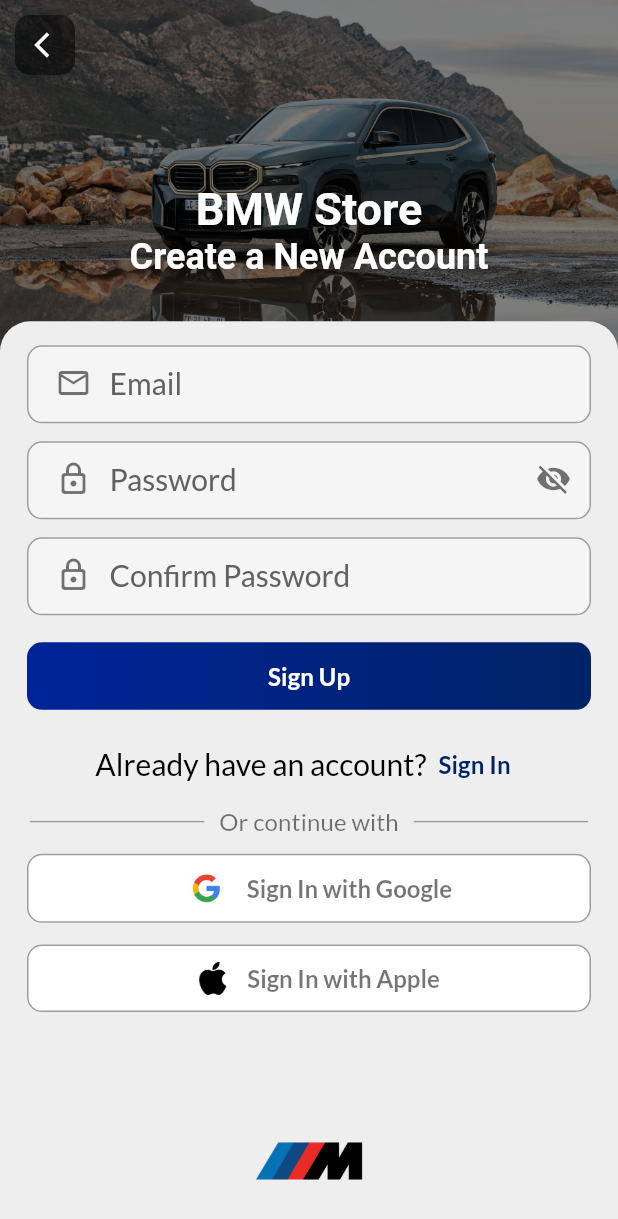
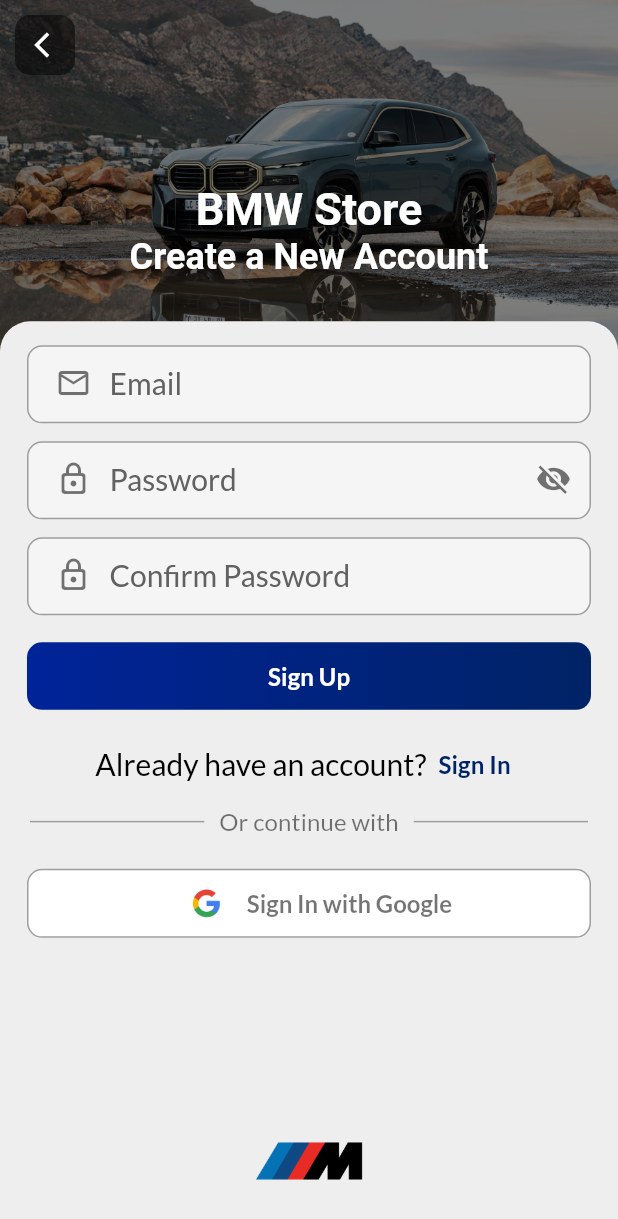
Before and after one commit to Lakmal256/bmw-ecom, a Flutter app: the screen it shows after launch, after a tap on "Sign Up", on a phone screen of 412 x 824 dp. Shown: the top 1219 px of the screen. Run offline on Flutter 3.47's test engine with Material 3 defaults, Android fonts, the phone set to English and light mode, and no system bars; our stand-ins replace carousel_slider, connectivity_plus, firebase_auth, firebase_core, flutter_dotenv, get_it and 3 more; accounts and stored records are empty.

Commit message:
remove apple login

```diff
--- a/lib/screens/signin_screen.dart
+++ b/lib/screens/signin_screen.dart
@@ -246,7 +246,7 @@ class _SignInScreenState extends State<SignInScreen> {
                       ],
                     ),
                     const SizedBox(
-                      height: 5,
+                      height: 15,
                     ),
                     CustomSocialSignInButton(
                       onPressed: () => handleSignInWithGoogle(),
@@ -255,14 +255,6 @@ class _SignInScreenState extends State<SignInScreen> {
                       text: 'Sign In with Google',
                       imagePath: 'assets/google_icon.webp',
                       iconSize: 30,
-                    ),
-                    CustomSocialSignInButton(
-                      onPressed: () {},
-                      width: MediaQuery.of(context).size.width,
-                      height: 45,
-                      text: 'Sign In with Apple',
-                      imagePath: 'assets/apple_icon.png',
-                      iconSize: 22,
                     ),
                     const SizedBox(
                       height: 20,
--- a/lib/screens/signup_screen.dart
+++ b/lib/screens/signup_screen.dart
@@ -226,7 +226,7 @@ class _SignUpScreenState extends State<SignUpScreen> {
                       ],
                     ),
                     const SizedBox(
-                      height: 5,
+                      height: 15,
                     ),
                     CustomSocialSignInButton(
                       onPressed: () => handleSignInWithGoogle(),
@@ -235,14 +235,6 @@ class _SignUpScreenState extends State<SignUpScreen> {
                       text: 'Sign In with Google',
                       imagePath: 'assets/google_icon.webp',
                       iconSize: 30,
-                    ),
-                    CustomSocialSignInButton(
-                      onPressed: () {},
-                      width: MediaQuery.of(context).size.width,
-                      height: 45,
-                      text: 'Sign In with Apple',
-                      imagePath: 'assets/apple_icon.png',
-                      iconSize: 22,
                     ),
                   ],
                 ),
```
